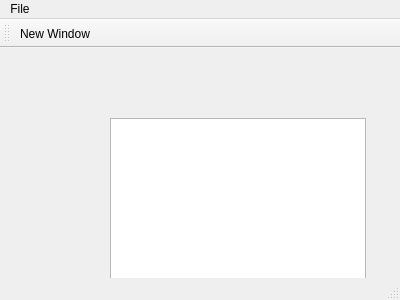
The window that qt/ShowingWindow/mainwindow.ui (ldlarsed/HiOA_cpp_v2015) describes before a commit, drawn with Qt 5.
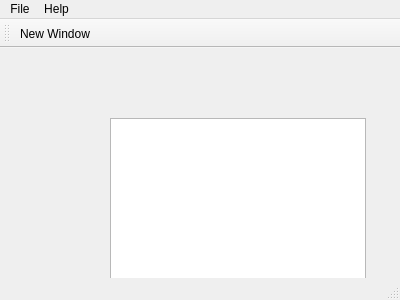
The same window after the commit.

```diff
--- a/qt/ShowingWindow/mainwindow.ui
+++ b/qt/ShowingWindow/mainwindow.ui
@@ -31,7 +31,7 @@
      <x>0</x>
      <y>0</y>
      <width>400</width>
-     <height>21</height>
+     <height>20</height>
     </rect>
    </property>
    <widget class="QMenu" name="menuFile">
@@ -40,7 +40,14 @@
     </property>
     <addaction name="actionNew_Window"/>
    </widget>
+   <widget class="QMenu" name="menuHelp">
+    <property name="title">
+     <string>Help</string>
+    </property>
+    <addaction name="actionAbout"/>
+   </widget>
    <addaction name="menuFile"/>
+   <addaction name="menuHelp"/>
   </widget>
   <widget class="QToolBar" name="mainToolBar">
    <attribute name="toolBarArea">
```
Left out of the diff: 5 changed lines with no effect on the pictures.
